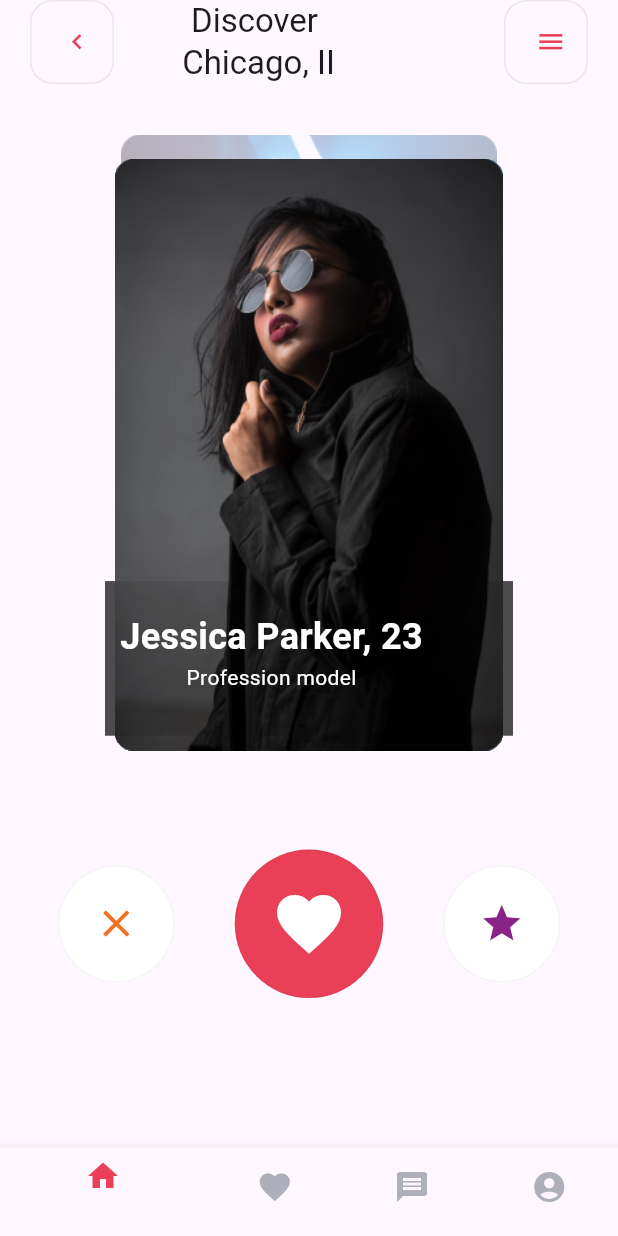
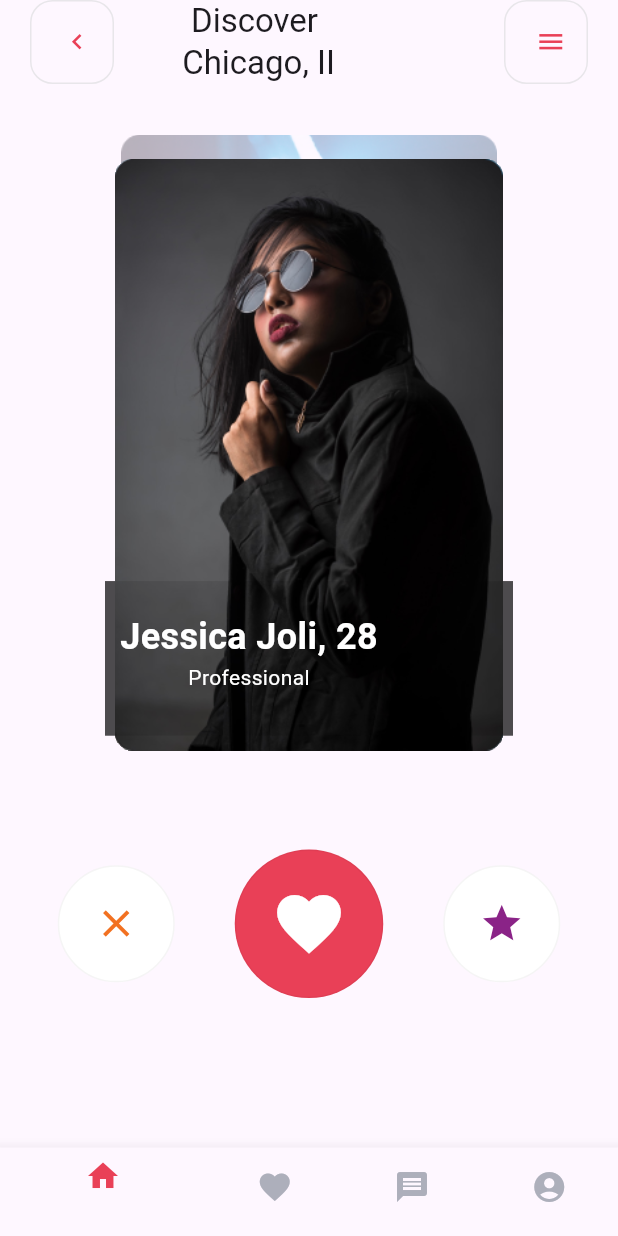
Before and after one commit to ThanhTien3103/dating_app, a Flutter app: the HomePage screen opened by its route, on a phone screen of 412 x 824 dp. Run offline on Flutter 3.47's test engine with Material 3 defaults, Android fonts, the phone set to English and light mode, and no system bars; our stand-ins replace get.

Commit message:
Add Handle Action With Card

```diff
--- a/lib/constant.dart
+++ b/lib/constant.dart
@@ -1,4 +1,5 @@
 import 'package:flutter/material.dart';
+import 'model/user.dart';
 class OnboardingConstant {
   static const List<String> images = [
     "assets/images/onbroadingimage2.png",
@@ -38,4 +39,17 @@ class UserDummyConstant {
     "assets/images/photo-10.png",
     "assets/images/photo-11.png",
   ];
+  static List<User> dummyUser = [
+    User('Jessica Parker', images[0], 23, 1, 'Professional model'),
+    User('Camila Snow', images[1], 24, 1, 'Model'),
+    User('Snow Ser', images[2], 22, 1, 'Professional'),
+    User('Senorita Camila', images[3], 21, 1, 'Dancer'),
+    User('Jr Black', images[4], 23, 1, 'Singer'),
+    User('Julia Annabelle', images[5], 21, 1, 'Photograph'),
+    User('Lily Parker', images[6], 18, 1, 'Professional'),
+    User('Jessica Evans', images[7], 19, 1, 'Professional'),
+    User('Bred Jackson', images[8], 25, 1, 'Photograph'),
+    User('Jessica Potter', images[9], 27, 1, 'Professional'),
+    User('Jessica Joli', images[10], 28, 1, 'Professional'),
+  ];
 }
--- a/lib/main.dart
+++ b/lib/main.dart
@@ -1,5 +1,4 @@
 import 'package:dating_app/bindings.dart';
-import 'package:dating_app/view/page/discover_page.dart';
 import 'package:dating_app/view/page/home_page.dart';
 import 'package:dating_app/view/page/on_boarding_page.dart';
 import 'package:flutter/material.dart';
--- /dev/null
+++ b/lib/model/user.dart
@@ -0,0 +1,8 @@
+class User {
+  String name;
+  String image;
+  int age;
+  int address;
+  String job;
+  User(this.name, this.image, this.age, this.address, this.job);
+}
--- a/lib/view/page/discover_page.dart
+++ b/lib/view/page/discover_page.dart
@@ -5,6 +5,8 @@ import 'package:flutter/cupertino.dart';
 import 'package:flutter/material.dart';
 import 'package:get/get.dart';
 import 'package:dating_app/constant.dart';
+
+import '../../model/user.dart';
 
 class DiscoverPage extends StatelessWidget {
   const DiscoverPage({super.key});
@@ -62,12 +64,15 @@ class DiscoverPage extends StatelessWidget {
                   ),
                   SizedBox(
                     height: MediaQuery.of(context).size.height * 0.6,
-                    child: Stack(
+                    child: ValueListenableBuilder<List<User>>(
+                      key: UniqueKey(),
+                      valueListenable: controller.discoverList,
+                      builder: (BuildContext context, value, Widget? child) {
+                        return Stack(
                             children: List.generate(
-                      UserDummyConstant.images.length,
+                              value.length,
                                   (index) => Draggable(
-                        feedback: Obx(
-                          () => Transform.rotate(
+                                feedback: Obx(() => Transform.rotate(
                                   angle: controller.isDragLeft.value,
                                   child: Container(
                                       padding: const EdgeInsets.all(50),
@@ -79,7 +84,7 @@ class DiscoverPage extends StatelessWidget {
                                         children: [
                                           Center(
                                             child: Image.asset(
-                                        UserDummyConstant.images[index],
+                                              value[index].image,
                                               fit: BoxFit.fitHeight,
                                             ),
                                           ),
@@ -93,11 +98,11 @@ class DiscoverPage extends StatelessWidget {
                                                     10, 20, 0, 0),
                                                 alignment: Alignment.bottomLeft,
                                                 color: Colors.black.withOpacity(0.1),
-                                          child: const Column(
+                                                child: Column(
                                                   children: [
                                                     Text(
-                                                "Jessica Parker, 23",
-                                                style: TextStyle(
+                                                      "${value[index].name}, ${value[index].age}",
+                                                      style: const TextStyle(
                                                           color: Colors.white,
                                                           fontSize: 24,
                                                           fontWeight:
@@ -105,8 +110,8 @@ class DiscoverPage extends StatelessWidget {
                                                       textAlign: TextAlign.left,
                                                     ),
                                                     Text(
-                                                "Profession model",
-                                                style: TextStyle(
+                                                      value[index].job,
+                                                      style: const TextStyle(
                                                           color: Colors.white,
                                                           fontSize: 14),
                                                       textAlign: TextAlign.left,
@@ -122,8 +127,7 @@ class DiscoverPage extends StatelessWidget {
                                           )
                                         ],
                                       )),
-                          ),
-                        ),
+                                ),),
                                 axis: Axis.horizontal,
                                 childWhenDragging: Container(),
                                 child: Container(
@@ -134,7 +138,7 @@ class DiscoverPage extends StatelessWidget {
                                       children: [
                                         Center(
                                           child: Image.asset(
-                                    UserDummyConstant.images[index],
+                                            value[index].image,
                                             fit: BoxFit.fitHeight,
                                           ),
                                         ),
@@ -148,19 +152,19 @@ class DiscoverPage extends StatelessWidget {
                                                   10, 20, 0, 0),
                                               alignment: Alignment.bottomLeft,
                                               color: Colors.black.withOpacity(0.1),
-                                      child: const Column(
+                                              child: Column(
                                                 children: [
                                                   Text(
-                                            "Jessica Parker, 23",
-                                            style: TextStyle(
+                                                    "${value[index].name}, ${value[index].age}",
+                                                    style: const TextStyle(
                                                         color: Colors.white,
                                                         fontSize: 24,
                                                         fontWeight: FontWeight.bold),
                                                     textAlign: TextAlign.left,
                                                   ),
                                                   Text(
-                                            "Profession model",
-                                            style: TextStyle(
+                                                    value[index].job,
+                                                    style: const TextStyle(
                                                         color: Colors.white,
                                                         fontSize: 14),
                                                     textAlign: TextAlign.left,
@@ -171,6 +175,11 @@ class DiscoverPage extends StatelessWidget {
                                       ],
                                     )),
                                 onDragEnd: (detail) {
+                                  if(controller.isDragLeft.value == 0.2) {
+                                    controller.addFavorite();
+                                  } else if (controller.isDragLeft.value == -0.2) {
+                                    controller.cancelAction();
+                                  }
                                   controller.isDragLeft.value = 0;
                                 },
                                 onDragUpdate: (detail) {
@@ -184,7 +193,10 @@ class DiscoverPage extends StatelessWidget {
                                   }
                                 },
                               ),
-                    )),
+                            ));
+                      },
+
+                    )
                   ),
                 ],
               ),
@@ -194,8 +206,8 @@ class DiscoverPage extends StatelessWidget {
                   mainAxisAlignment: MainAxisAlignment.center,
                   children: [
                     //Todo: like, cancel and bookmark action
-                    CupertinoButton(child: const ActionFloatingWidget(icon: Icons.clear, backgroundColor: Colors.white, iconColor: NavigatorWidgetConstant.orangeIconColor, size: 30, backgroundSize: 78), onPressed: () {}),
-                    CupertinoButton(child: const ActionFloatingWidget(icon: Icons.favorite, backgroundColor: NavigatorWidgetConstant.redIconColor, iconColor: Colors.white, size: 51, backgroundSize: 99), onPressed: () {}),
+                    CupertinoButton(child: const ActionFloatingWidget(icon: Icons.clear, backgroundColor: Colors.white, iconColor: NavigatorWidgetConstant.orangeIconColor, size: 30, backgroundSize: 78), onPressed: () {controller.cancelAction();}),
+                    CupertinoButton(child: const ActionFloatingWidget(icon: Icons.favorite, backgroundColor: NavigatorWidgetConstant.redIconColor, iconColor: Colors.white, size: 51, backgroundSize: 99), onPressed: () {controller.addFavorite();}),
                     CupertinoButton(child: const ActionFloatingWidget(icon: Icons.star, backgroundColor: Colors.white, iconColor: NavigatorWidgetConstant.purpleIconColor, size: 30, backgroundSize: 78), onPressed: () {})
                   ],
                 ),
--- a/lib/view/page/home_page.dart
+++ b/lib/view/page/home_page.dart
@@ -18,6 +18,8 @@ class HomePage extends StatelessWidget {
       child: Text("page3"),
     ),
   ];
+
+  HomePage({super.key});
 
   @override
   Widget build(BuildContext context) {
```
Also changed, not shown: lib/view_model/discover_view_model.dart (+23 -9 lines). Lines whose indentation alone changed are shown as unchanged.
